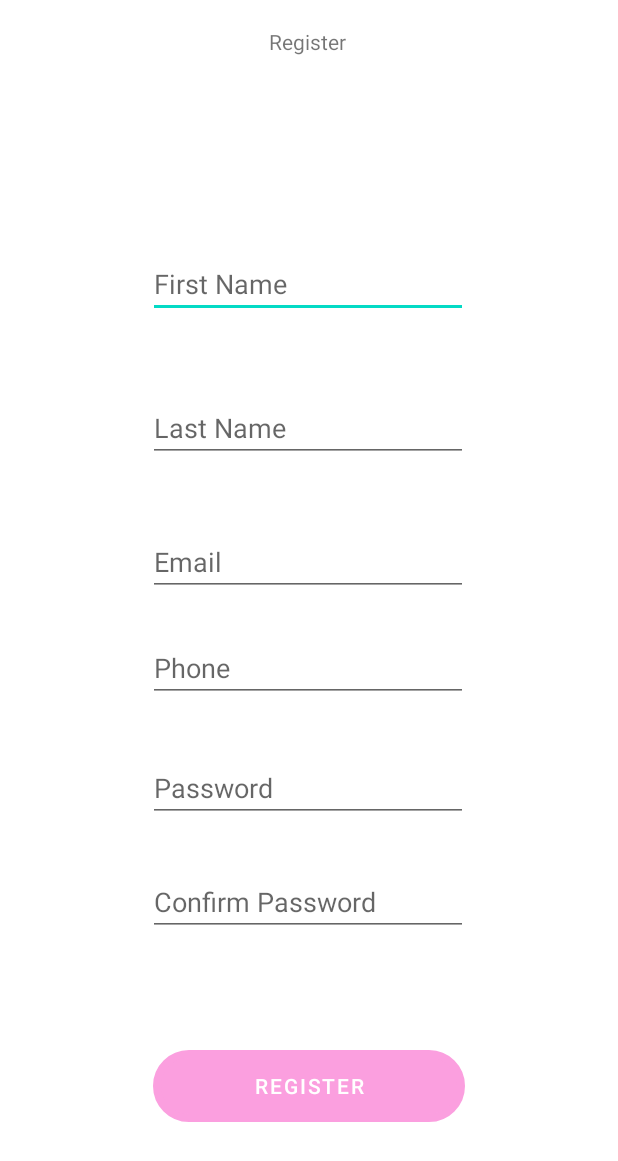
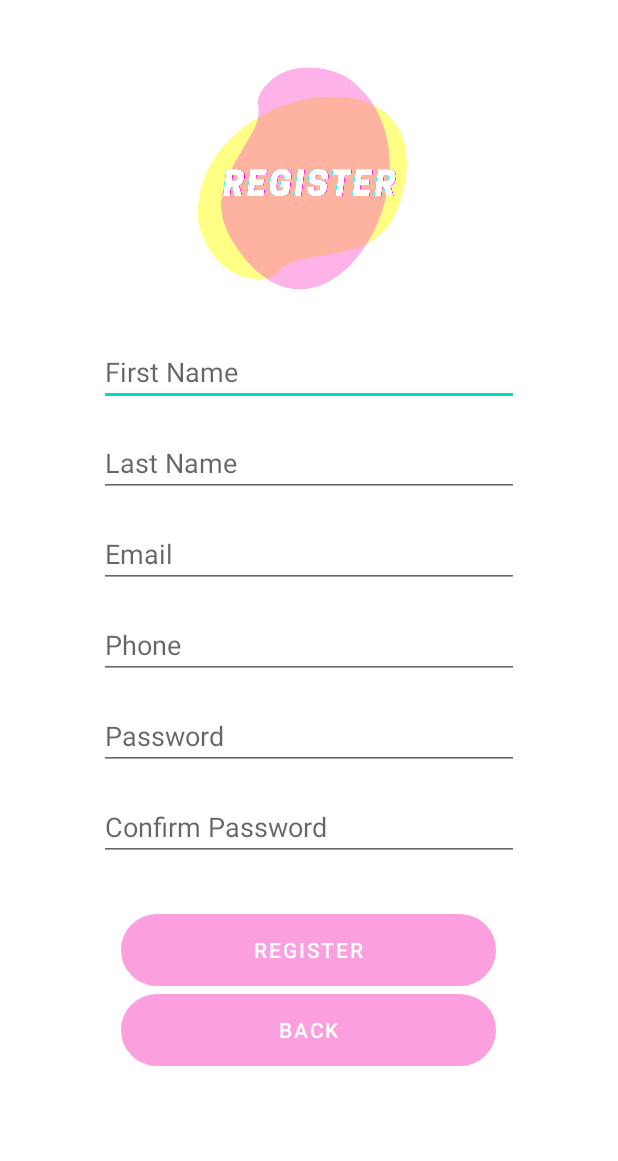
Before and after one commit to ellaburke/FYP, an Android app: the screen it shows after launch (RegisterActivity), after a tap on "CREATE NEW ACCOUNT", on a phone screen of 412 x 824 dp. Shown: the top 1161 px of the screen. Run offline under Robolectric (Android 15) with nearby library versions, the phone set to English and light mode, and no system bars; our stand-ins replace Firebase (no records; nobody signed in at launch, a user with empty details on screens opened directly); Roboto replaces fonts that are not available here.

Commit message:
19th March - Updated Register/Login Screens Still working on checkbox functionality

```diff
--- a/app/build.gradle
+++ b/app/build.gradle
@@ -55,6 +55,7 @@ dependencies {
     implementation 'com.google.firebase:firebase-ml-vision:15.0.0'
     implementation 'com.google.firebase:firebase-core:15.0.2'
     implementation 'androidx.legacy:legacy-support-v4:1.0.0'
+    implementation 'androidx.coordinatorlayout:coordinatorlayout:1.1.0'
     //implementation 'com.google.firebase:firebase-analytics:17.2.1'
     //implementation 'com.google.firebase:firebase-database:19.2.0'
     testImplementation 'junit:junit:4.+'
@@ -74,4 +75,5 @@ dependencies {
     implementation 'com.google.android.material:material:1.4.0-alpha01'
     //Swipe Reveal
     implementation 'com.chauthai.swipereveallayout:swipe-reveal-layout:1.4.1'
+
 }
--- a/app/src/main/AndroidManifest.xml
+++ b/app/src/main/AndroidManifest.xml
@@ -67,7 +67,7 @@
         <activity android:name=".getLocationActivity" />
         <activity android:name=".homePageActivity" />
         <activity android:name=".RegisterActivity" />
-        <activity android:name=".MainActivity">
+        <activity android:name=".LoginActivity">
             <meta-data
                 android:name="com.google.mlkit.vision.DEPENDENCIES"
                 android:value="ocr" />
--- a/app/src/main/java/com/example/fyp_1/MainActivity.java
+++ b/app/src/main/java/com/example/fyp_1/LoginActivity.java
@@ -17,7 +17,7 @@ import com.google.firebase.auth.AuthResult;
 import com.google.firebase.auth.FirebaseAuth;
 import com.google.firebase.auth.FirebaseUser;
 
-public class MainActivity extends AppCompatActivity {
+public class LoginActivity extends AppCompatActivity {
 
     TextView createNewAccount;
     Button loginBtn;
@@ -29,7 +29,7 @@ public class MainActivity extends AppCompatActivity {
     @Override
     protected void onCreate(Bundle savedInstanceState) {
         super.onCreate(savedInstanceState);
-        setContentView(R.layout.activity_main);
+        setContentView(R.layout.activity_login);
         mAuth = FirebaseAuth.getInstance();
 
         loginBtn = (Button) findViewById(R.id.loginBtn);
@@ -40,7 +40,7 @@ public class MainActivity extends AppCompatActivity {
         createNewAccount.setOnClickListener(new View.OnClickListener() {
             @Override
             public void onClick(View v) {
-                Intent intent = new Intent(MainActivity.this, RegisterActivity.class);
+                Intent intent = new Intent(LoginActivity.this, RegisterActivity.class);
                 startActivity(intent);
             }
         });
@@ -57,13 +57,13 @@ public class MainActivity extends AppCompatActivity {
                                 if (task.isSuccessful()) {
                                     Log.d(TAG, "signInWithEmail:success");
                                     FirebaseUser user = mAuth.getCurrentUser();
-                                    Intent intent = new Intent(MainActivity.this, homePageActivity.class);
+                                    Intent intent = new Intent(LoginActivity.this, homePageActivity.class);
                                     startActivity(intent);
 
                                 }
                                 else {
                                     Log.w(TAG, "signInWithEmail:failure", task.getException());
-                                    Toast.makeText(MainActivity.this, "Authentication failed.",
+                                    Toast.makeText(LoginActivity.this, "Authentication failed.",
                                             Toast.LENGTH_SHORT).show();
 
                                 }
--- a/app/src/main/java/com/example/fyp_1/MyKitchenItemsAdapter2.java
+++ b/app/src/main/java/com/example/fyp_1/MyKitchenItemsAdapter2.java
@@ -8,7 +8,6 @@ import android.widget.TextView;
 import androidx.annotation.NonNull;
 import androidx.recyclerview.widget.RecyclerView;
 
-import java.util.ArrayList;
 import java.util.List;
 
 public class MyKitchenItemsAdapter2 extends RecyclerView.Adapter<MyKitchenItemsAdapter2.ViewHolder> {
@@ -30,14 +29,13 @@ public class MyKitchenItemsAdapter2 extends RecyclerView.Adapter<MyKitchenItemsA
     @Override
     public void onBindViewHolder(@NonNull ViewHolder holder, int position) {
         FoodCategorySection section = sectionList.get(position);
-        System.out.println("WORKING 1" + section);
         String sectionName = section.getSectionName();
-        System.out.println("WORKING 2" + sectionName);
         List<MyKitchenItem> items = section.getSectionItem();
 
         holder.sectionNameTextView.setText(sectionName);
 
         MyKitchenIngredientsChildAdapter childAdapter = new MyKitchenIngredientsChildAdapter(items);
+        childAdapter.listOfSelectedItems();
         holder.childRecyclerView.setAdapter(childAdapter);
     }
 
--- a/app/src/main/java/com/example/fyp_1/RegisterActivity.java
+++ b/app/src/main/java/com/example/fyp_1/RegisterActivity.java
@@ -37,6 +37,7 @@ public class RegisterActivity extends AppCompatActivity {
     EditText passwordET;
     EditText confirmPasswordET;
     Button registerButton;
+    Button backToHomeButton;
 
     @Override
     protected void onCreate(Bundle savedInstanceState) {
@@ -51,10 +52,18 @@ public class RegisterActivity extends AppCompatActivity {
         passwordET = (EditText)findViewById(R.id.passwordET);
         confirmPasswordET = (EditText)findViewById(R.id.confirmPasswordET);
         registerButton = (Button)findViewById(R.id.registerButton);
+        backToHomeButton = (Button)findViewById(R.id.homePageButton);
 
         database = FirebaseDatabase.getInstance();
         mDatabase = database.getReference(USER);
         mAuth = FirebaseAuth.getInstance();
+
+        backToHomeButton.setOnClickListener(new View.OnClickListener() {
+            @Override
+            public void onClick(View v) {
+                finish();
+            }
+        });
 
         registerButton.setOnClickListener(new View.OnClickListener() {
             @Override
@@ -103,7 +112,7 @@ public class RegisterActivity extends AppCompatActivity {
     public void updateUI(FirebaseUser currentUser, String userId){
         //String keyId = mDatabase.push().getKey();
         mDatabase.child(userId).setValue(user);
-        Intent loginIntent = new Intent(this, MainActivity.class);
+        Intent loginIntent = new Intent(this, LoginActivity.class);
         startActivity(loginIntent);
     }
 }
--- a/app/src/main/java/com/example/fyp_1/UserRating.java
+++ b/app/src/main/java/com/example/fyp_1/UserRating.java
@@ -21,6 +21,7 @@ public class UserRating extends AppCompatActivity {
     protected void onCreate(Bundle savedInstanceState) {
         super.onCreate(savedInstanceState);
         setContentView(R.layout.activity_user_rating);
+
 
         rateCount = findViewById(R.id.rateCount);
         ratingBar = findViewById(R.id.ratingBar);
--- a/app/src/main/res/layout/activity_register.xml
+++ b/app/src/main/res/layout/activity_register.xml
@@ -1,118 +1,100 @@
 <?xml version="1.0" encoding="utf-8"?>
-<androidx.constraintlayout.widget.ConstraintLayout xmlns:android="http://schemas.android.com/apk/res/android"
+<ScrollView xmlns:android="http://schemas.android.com/apk/res/android"
     xmlns:app="http://schemas.android.com/apk/res-auto"
     xmlns:tools="http://schemas.android.com/tools"
     android:layout_width="match_parent"
     android:layout_height="match_parent"
     tools:context=".RegisterActivity">
+    <LinearLayout
+        android:layout_width="match_parent"
+        android:layout_height="wrap_content"
+        android:orientation="vertical">
 
-    <TextView
-        android:id="@+id/createANewUserTV"
-        android:layout_width="wrap_content"
-        android:layout_height="wrap_content"
-        android:text="Register"
-        app:layout_constraintBottom_toBottomOf="parent"
-        app:layout_constraintEnd_toEndOf="parent"
-        app:layout_constraintHorizontal_bias="0.498"
-        app:layout_constraintStart_toStartOf="parent"
-        app:layout_constraintTop_toTopOf="parent"
-        app:layout_constraintVertical_bias="0.022" />
+    <ImageView
+        android:id="@+id/createANewUserIV"
+        android:layout_width="180dp"
+        android:layout_height="180dp"
+        android:layout_gravity="center"
+        android:layout_marginTop="30dp"
+        android:layout_marginBottom="15dp"
+        android:background="@drawable/register_logo"/>
 
     <EditText
         android:id="@+id/firstNameET"
-        android:layout_width="wrap_content"
+        android:layout_width="280dp"
         android:layout_height="wrap_content"
         android:ems="10"
-        android:hint="First Name"
+        android:hint="@string/first_name"
         android:inputType="textPersonName"
-        app:layout_constraintBottom_toTopOf="@+id/lastNameET"
-        app:layout_constraintEnd_toEndOf="parent"
-        app:layout_constraintHorizontal_bias="0.497"
-        app:layout_constraintStart_toStartOf="parent"
-        app:layout_constraintTop_toBottomOf="@+id/createANewUserTV"
-        app:layout_constraintVertical_bias="0.717" />
+        android:layout_gravity="center"
+        android:layout_marginBottom="15dp"/>
 
     <EditText
         android:id="@+id/lastNameET"
-        android:layout_width="wrap_content"
+        android:layout_width="280dp"
         android:layout_height="wrap_content"
-        android:layout_marginBottom="516dp"
         android:ems="10"
-        android:hint="Last Name"
+        android:hint="@string/last_name"
         android:inputType="textPersonName"
-        app:layout_constraintBottom_toBottomOf="parent"
-        app:layout_constraintEnd_toEndOf="parent"
-        app:layout_constraintHorizontal_bias="0.497"
-        app:layout_constraintStart_toStartOf="parent"
-        app:layout_constraintTop_toTopOf="@+id/createANewUserTV"
-        app:layout_constraintVertical_bias="1.0" />
+        android:layout_gravity="center"
+        android:layout_marginBottom="15dp"/>
 
     <EditText
         android:id="@+id/emailET"
-        android:layout_width="wrap_content"
+        android:layout_width="280dp"
         android:layout_height="wrap_content"
-        android:ems="10"
-        android:hint="Email"
-        android:inputType="textPersonName"
-        app:layout_constraintBottom_toTopOf="@+id/phoneET"
-        app:layout_constraintEnd_toEndOf="parent"
-        app:layout_constraintHorizontal_bias="0.497"
-        app:layout_constraintStart_toStartOf="parent"
-        app:layout_constraintTop_toBottomOf="@+id/lastNameET"
-        app:layout_constraintVertical_bias="0.636" />
+        android:hint="@string/email"
+        android:inputType="textEmailAddress"
+        android:layout_gravity="center"
+        android:layout_marginBottom="15dp"/>
 
     <EditText
         android:id="@+id/phoneET"
-        android:layout_width="wrap_content"
+        android:layout_width="280dp"
         android:layout_height="wrap_content"
-        android:layout_marginBottom="356dp"
-        android:ems="10"
-        android:hint="Phone"
-        android:inputType="textPersonName"
-        app:layout_constraintBottom_toBottomOf="parent"
-        app:layout_constraintEnd_toEndOf="parent"
-        app:layout_constraintHorizontal_bias="0.497"
-        app:layout_constraintStart_toStartOf="parent" />
+        android:hint="@string/phone"
+        android:inputType="phone"
+        android:layout_gravity="center"
+        android:layout_marginBottom="15dp"/>
 
     <EditText
         android:id="@+id/passwordET"
-        android:layout_width="wrap_content"
+        android:layout_width="280dp"
         android:layout_height="wrap_content"
-        android:ems="10"
         android:hint="Password"
-        android:inputType="textPersonName"
-        app:layout_constraintBottom_toBottomOf="parent"
-        app:layout_constraintEnd_toEndOf="parent"
-        app:layout_constraintHorizontal_bias="0.497"
-        app:layout_constraintStart_toStartOf="parent"
-        app:layout_constraintTop_toBottomOf="@+id/phoneET"
-        app:layout_constraintVertical_bias="0.112" />
+        android:inputType="textPassword"
+        android:layout_gravity="center"
+        android:layout_marginBottom="15dp"/>
 
     <EditText
         android:id="@+id/confirmPasswordET"
-        android:layout_width="wrap_content"
+        android:layout_width="280dp"
         android:layout_height="wrap_content"
-        android:ems="10"
-        android:hint="Confirm Password"
-        android:inputType="textPersonName"
-        app:layout_constraintBottom_toBottomOf="parent"
-        app:layout_constraintEnd_toEndOf="parent"
-        app:layout_constraintHorizontal_bias="0.497"
-        app:layout_constraintStart_toStartOf="parent"
-        app:layout_constraintTop_toBottomOf="@+id/passwordET"
-        app:layout_constraintVertical_bias="0.134" />
+        android:hint="@string/confirm_password"
+        android:inputType="textPassword"
+        android:layout_gravity="center"
+        android:layout_marginBottom="35dp"/>
 
     <Button
         android:id="@+id/registerButton"
-        android:layout_width="208dp"
+        android:layout_width="250dp"
         android:layout_height="48dp"
         android:background="@drawable/custom_button"
-        android:text="Register"
+        android:text="@string/register"
         app:backgroundTint="#FB9FDF"
         android:textColor="#fff"
-        app:layout_constraintBottom_toBottomOf="parent"
-        app:layout_constraintEnd_toEndOf="parent"
-        app:layout_constraintStart_toStartOf="parent"
-        app:layout_constraintTop_toBottomOf="@+id/confirmPasswordET" />
+        android:layout_gravity="center"
+        android:layout_marginBottom="5dp"/>
 
-</androidx.constraintlayout.widget.ConstraintLayout>
+    <Button
+        android:id="@+id/homePageButton"
+        android:layout_width="250dp"
+        android:layout_height="48dp"
+        android:background="@drawable/custom_button"
+        android:text="Back"
+        app:backgroundTint="#FB9FDF"
+        android:textColor="#fff"
+        android:layout_gravity="center"/>
+    </LinearLayout>
+
+</ScrollView>
--- a/app/src/main/res/values/strings.xml
+++ b/app/src/main/res/values/strings.xml
@@ -63,4 +63,14 @@
     <string name="equipment_list">Equipment List</string>
     <!-- TODO: Remove or change this placeholder text -->
     <string name="hello_blank_fragment">Hello blank fragment</string>
+    <string name="first_name">First Name</string>
+    <string name="last_name">Last Name</string>
+    <string name="email">Email</string>
+    <string name="phone">Phone</string>
+    <string name="confirm_password">Confirm Password</string>
+    <string name="register">Register</string>
+    <string name="password">Password</string>
+    <string name="log_in">Log In</string>
+    <string name="create_new_account">Create new account</string>
+    <string name="forget_password">forget password</string>
 </resources>
```
Also changed, not shown: app/src/main/java/com/example/fyp_1/MyKitchenIngredients2.java (+21 -5 lines), app/src/main/java/com/example/fyp_1/MyKitchenIngredientsChildAdapter.java (+26 -3 lines), app/src/main/res/layout/activity_login.xml (added, +79 -0 lines), app/src/main/res/layout/activity_main.xml (deleted, +0 -89 lines), app/src/main/res/drawable-hdpi/register_logo.png (added).
